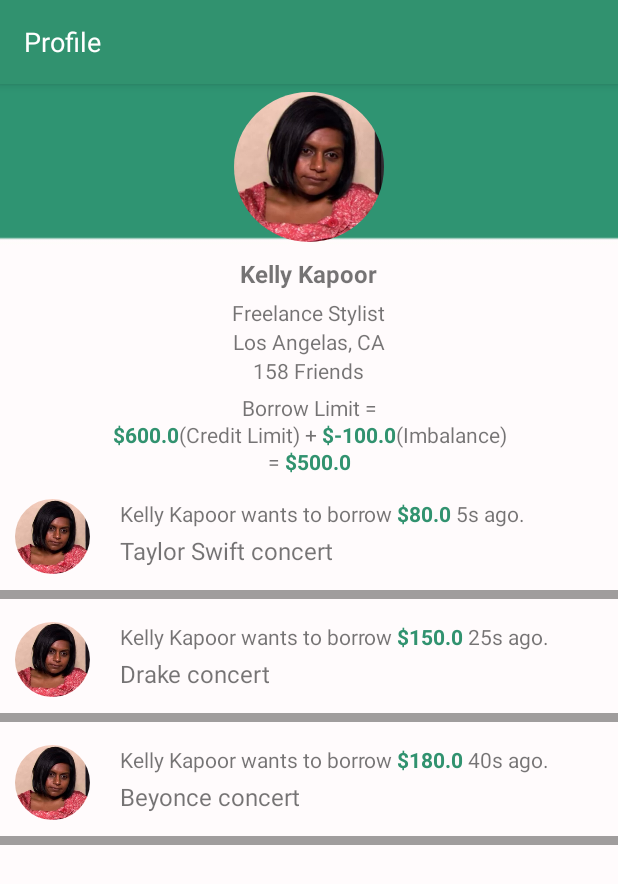
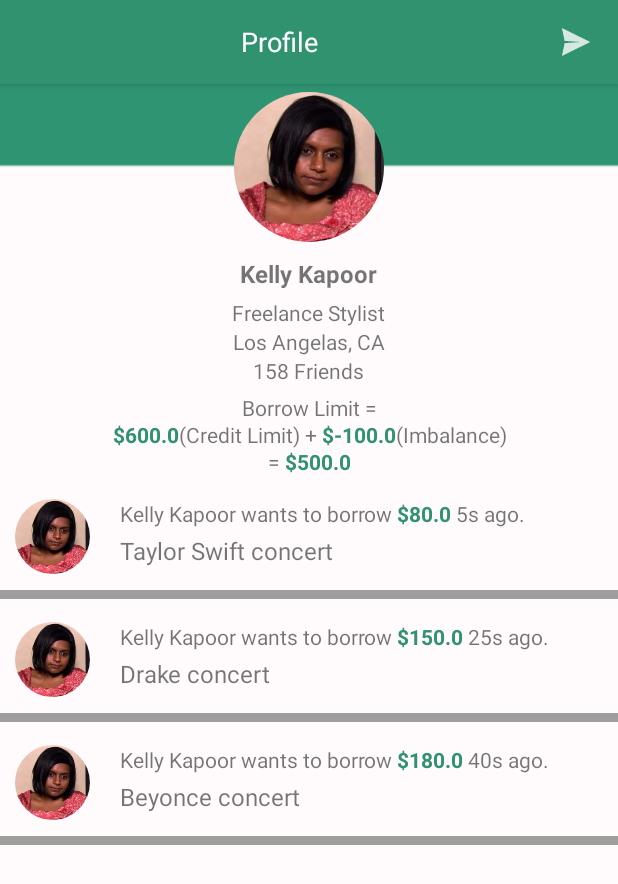
Before and after one commit to claudialuclaudia/Borrow-Android-App, an Android app: the screen it shows after launch (UserActivity), after a tap on an icon or button, on a phone screen of 412 x 824 dp. Shown: the top 884 px of the screen. Run offline under Robolectric (Android 15) with nearby library versions, the phone set to English and light mode, and no system bars; our stand-ins replace CircleImageView.

Commit message:
send message icon added

```diff
--- a/app/src/main/AndroidManifest.xml
+++ b/app/src/main/AndroidManifest.xml
@@ -25,6 +25,7 @@
         </activity>
         <activity
             android:name=".UserActivity"
+            android:theme="@style/Theme.AppCompat.Light.NoActionBar"
             android:parentActivityName=".MainActivity">
             <meta-data
                 android:name="android.support.PARENT_ACTIVITY"
--- a/app/src/main/java/cash/borrow/android/UserActivity.java
+++ b/app/src/main/java/cash/borrow/android/UserActivity.java
@@ -4,6 +4,9 @@ import android.app.ActionBar;
 import android.support.v7.app.AppCompatActivity;
 import android.os.Bundle;
 import android.support.v7.widget.RecyclerView;
+import android.support.v7.widget.Toolbar;
+import android.view.Menu;
+import android.view.MenuItem;
 import android.widget.ListView;
 
 import java.util.ArrayList;
@@ -27,8 +30,11 @@ public class UserActivity extends AppCompatActivity {
         super.onCreate(savedInstanceState);
         setContentView(R.layout.activity_user);
 
-        getSupportActionBar().setDisplayOptions(ActionBar.DISPLAY_SHOW_CUSTOM);
-        getSupportActionBar().setCustomView(R.layout.abs_profile);
+        Toolbar myToolbar = (Toolbar) findViewById(R.id.my_toolbar);
+        setSupportActionBar(myToolbar);
+//        getSupportActionBar().setDisplayOptions(ActionBar.DISPLAY_SHOW_CUSTOM);
+//        getSupportActionBar().setCustomView(R.layout.abs_profile);
+
 
 
         String userId = getIntent().getExtras().getString(RequestItemAdapter.USER_ID_KEY);
@@ -55,4 +61,28 @@ public class UserActivity extends AppCompatActivity {
         listView.setAdapter(userAdapter);
 
     }
+
+    @Override
+    public boolean onCreateOptionsMenu(Menu menu) {
+        // Inflate the menu; this adds items to the action bar if it is present.
+        getMenuInflater().inflate(R.menu.main, menu);
+        return true;
+    }
+
+    @Override
+    public boolean onOptionsItemSelected(MenuItem item) {
+        // Handle action bar item clicks here. The action bar will
+        // automatically handle clicks on the Home/Up button, so long
+        // as you specify a parent activity in AndroidManifest.xml.
+        int id = item.getItemId();
+
+        //noinspection SimplifiableIfStatement
+        if (id == R.id.action_item_one) {
+
+            // Do something
+            return true;
+        }
+
+        return super.onOptionsItemSelected(item);
+    }
 }
--- a/app/src/main/res/layout/abs_profile.xml
+++ b/app/src/main/res/layout/abs_profile.xml
@@ -1,18 +1,23 @@
 <?xml version="1.0" encoding="utf-8"?>
-<LinearLayout xmlns:android="http://schemas.android.com/apk/res/android"
+<RelativeLayout xmlns:android="http://schemas.android.com/apk/res/android"
     xmlns:tools="http://schemas.android.com/tools"
+    android:id="@+id/lib_action_bar_filter_view_layout"
     android:layout_width="match_parent"
     android:layout_height="wrap_content"
-    android:orientation="horizontal" >
+    android:background="?attr/selectableItemBackgroundBorderless"
+    android:gravity="center">
 
     <TextView
-        android:layout_width="wrap_content"
+        android:id="@+id/mytext"
+        android:layout_width="match_parent"
         android:layout_height="wrap_content"
-        android:layout_gravity="center"
+        android:gravity="center"
         android:text="Profile"
-        android:textColor="#ffffff"
-        android:id="@+id/mytext"
+        android:maxLines="2"
+        android:paddingLeft="5dp"
+        android:paddingRight="5dp"
+        android:textColor="@android:color/white"
         android:textSize="18sp"
         tools:ignore="HardcodedText" />
 
-</LinearLayout>
+</RelativeLayout>
--- a/app/src/main/res/layout/activity_user.xml
+++ b/app/src/main/res/layout/activity_user.xml
@@ -1,22 +1,41 @@
 <?xml version="1.0" encoding="utf-8"?>
-<android.support.constraint.ConstraintLayout xmlns:android="http://schemas.android.com/apk/res/android"
+<RelativeLayout xmlns:android="http://schemas.android.com/apk/res/android"
     xmlns:app="http://schemas.android.com/apk/res-auto"
     xmlns:tools="http://schemas.android.com/tools"
+    android:id="@+id/activity_user"
     android:layout_width="match_parent"
     android:layout_height="match_parent"
     android:background="@drawable/user_activity_background"
     tools:context="cash.borrow.android.UserActivity">
 
-    <LinearLayout
+    <android.support.v7.widget.Toolbar
+        android:id="@+id/my_toolbar"
         android:layout_width="match_parent"
-        android:layout_height="match_parent"
-        android:orientation="vertical">
+        android:layout_height="?attr/actionBarSize"
+        android:background="@color/borrowGreen"
+        android:elevation="4dp"
+        tools:ignore="HardcodedText">
+
+        <TextView
+            android:id="@+id/mytext"
+            android:layout_width="match_parent"
+            android:layout_height="wrap_content"
+            android:gravity="center"
+            android:text="Profile"
+            android:paddingLeft="5dp"
+            android:paddingRight="5dp"
+            android:textColor="@android:color/white"
+            android:textSize="18sp"
+            tools:ignore="HardcodedText" />
+
+    </android.support.v7.widget.Toolbar>
 
     <ListView
         android:id="@android:id/list"
         android:layout_width="match_parent"
         android:layout_height="wrap_content"
         android:layout_gravity="center_horizontal"
+        android:layout_below="@+id/my_toolbar"
         />
 
     <android.support.v7.widget.RecyclerView
@@ -24,7 +43,6 @@
         app:layoutManager="LinearLayoutManager"
         android:layout_width="match_parent"
         android:layout_height="match_parent"
+        android:layout_below="@android:id/list"
         />
-    </LinearLayout>
-
-</android.support.constraint.ConstraintLayout>
+</RelativeLayout>
--- /dev/null
+++ b/app/src/main/res/menu/main.xml
@@ -0,0 +1,10 @@
+<?xml version="1.0" encoding="utf-8"?>
+<menu xmlns:android="http://schemas.android.com/apk/res/android"
+    xmlns:app="http://schemas.android.com/apk/res-auto">
+    <item
+        android:id="@+id/action_item_one"
+        android:title="Send"
+        android:icon="@drawable/ic_action_send_now"
+        app:showAsAction="always"
+        />
+</menu>
```
Also changed, not shown: app/src/main/res/drawable-hdpi/ic_action_send_now.png, app/src/main/res/drawable-mdpi/ic_action_send_now.png, app/src/main/res/drawable-xhdpi/ic_action_send_now.png, app/src/main/res/drawable-xxhdpi/ic_action_send_now.png. Lines whose indentation alone changed are shown as unchanged.
